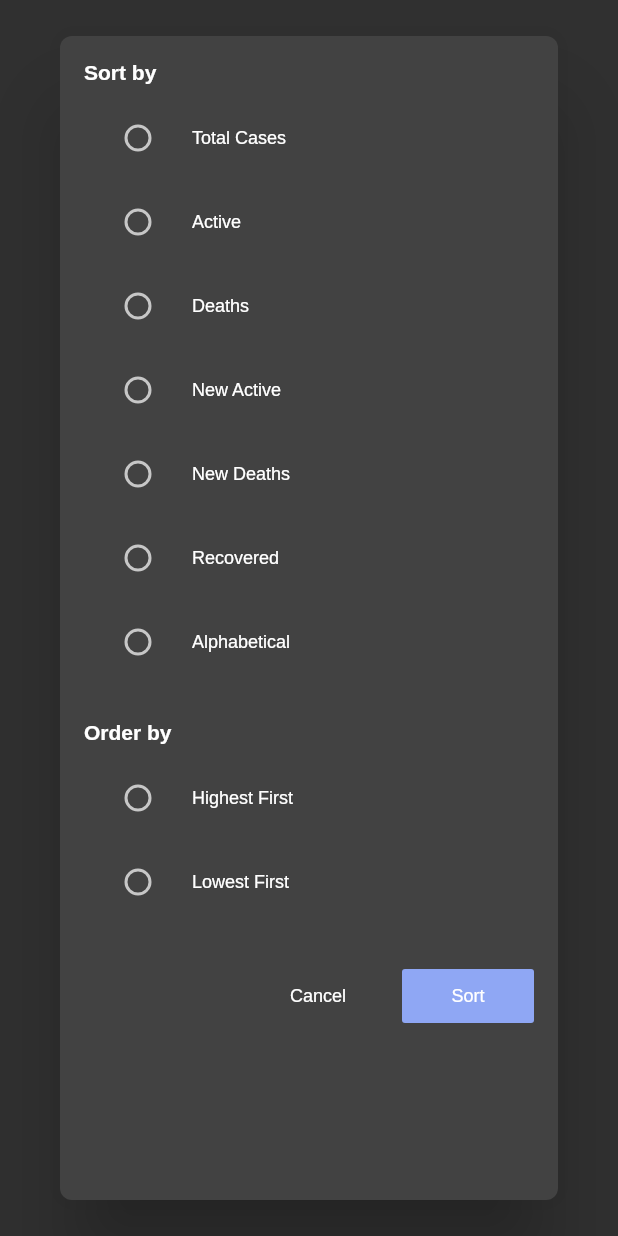
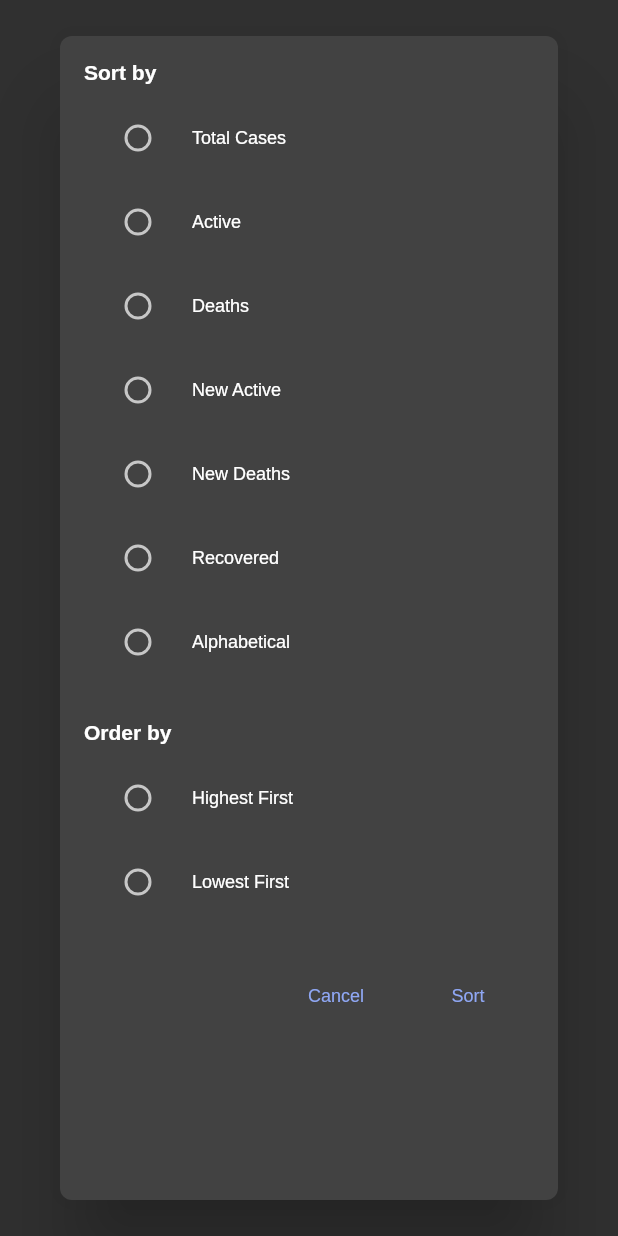
Before and after one commit to shyrwinsia/corona-watch, a Flutter app: the SortbyDialog widget shown alone on an empty page, opened directly, on a phone screen of 412 x 824 dp. Run offline on Flutter 3.47's test engine with Material 2 defaults, Android fonts, the phone set to English and light mode, and no system bars; our stand-ins replace feather_icons_flutter.

Commit message:
Changed color of sort and cancel

```diff
--- a/lib/sort.dart
+++ b/lib/sort.dart
@@ -93,13 +93,19 @@ class _SortbyDialogState extends State<SortbyDialog> {
             mainAxisAlignment: MainAxisAlignment.end,
             children: <Widget>[
               FlatButton(
-                child: Text('Cancel', style: TextStyle(fontSize: 12)),
+                child: Text('Cancel',
+                    style: TextStyle(
+                      fontSize: 12,
+                      color: Color(0xff8fa7f4),
+                    )),
                 onPressed: () => Navigator.of(context).pop(),
               ),
-              SizedBox(width: 12),
               FlatButton(
-                color: Color(0xff8fa7f4),
-                child: Text('Sort', style: TextStyle(fontSize: 12)),
+                child: Text('Sort',
+                    style: TextStyle(
+                      fontSize: 12,
+                      color: Color(0xff8fa7f4),
+                    )),
                 onPressed: () {
                   // do sort with params
                   this.widget.stateSetter(_sortBy, _orderBy);
```
